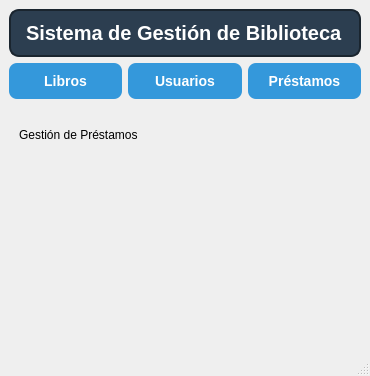
DrosherJC/Proyecto-biblioteca-CRUD, file mainwindow.ui: the form before one commit.
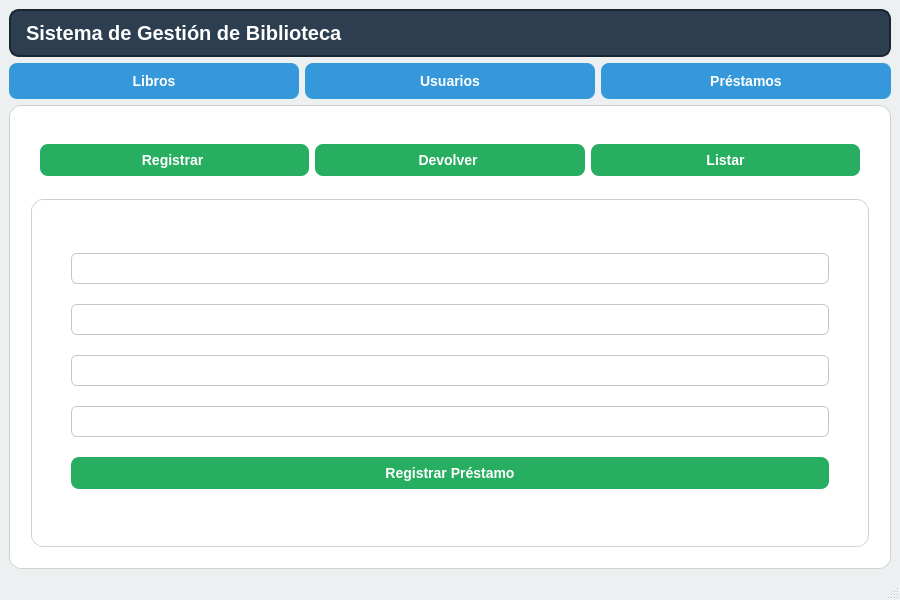
The form after the commit. The open tabs and pages were chosen to show the change.

Commit message: Interfaz prestamos

```diff
--- a/mainwindow.ui
+++ b/mainwindow.ui
@@ -6,8 +6,8 @@
    <rect>
     <x>0</x>
     <y>0</y>
-    <width>359</width>
-    <height>376</height>
+    <width>900</width>
+    <height>600</height>
    </rect>
   </property>
   <property name="windowTitle">
@@ -31,10 +31,15 @@
 QPushButton:pressed {
     background-color: #1f618d;
 }
+QMainWindow {
+    min-width: 900px;
+    min-height: 600px;
+    background-color: #ecf0f1;
+}
 </string>
   </property>
   <widget class="QWidget" name="centralwidget">
-   <layout class="QVBoxLayout" name="verticalLayout_2">
+   <layout class="QVBoxLayout" name="verticalLayout_3">
     <item>
      <layout class="QVBoxLayout" name="verticalLayout">
       <item>
@@ -90,6 +95,39 @@
     </item>
     <item>
      <widget class="QStackedWidget" name="stackedWidget">
+      <property name="styleSheet">
+       <string notr="true">QStackedWidget {
+    background-color: #ffffff;
+    border: 1px solid #d0d0d0;
+    border-radius: 12px;
+    padding: 12px;
+}
+
+QStackedWidget QWidget {
+    background-color: transparent;
+}
+QLineEdit {
+    background-color: #ffffff;
+    color: #2c3e50;
+    border: 1px solid #bfc9ca;
+    border-radius: 6px;
+    padding: 6px;
+    font-size: 13px;
+}
+
+QLineEdit:focus {
+    border: 2px solid #3498db;
+}
+QDateEdit {
+    background-color: #ffffff;
+    color: #2c3e50;
+    border: 1px solid #bfc9ca;
+    border-radius: 6px;
+    padding: 6px;
+}
+
+</string>
+      </property>
       <property name="currentIndex">
        <number>1</number>
       </property>
@@ -108,20 +146,271 @@
         </property>
        </widget>
       </widget>
-      <widget class="QWidget" name="page_3">
-       <widget class="QLabel" name="label_3">
-        <property name="geometry">
-         <rect>
-          <x>10</x>
-          <y>20</y>
-          <width>191</width>
-          <height>20</height>
-         </rect>
-        </property>
-        <property name="text">
-         <string>Gestión de Préstamos</string>
-        </property>
-       </widget>
+      <widget class="QWidget" name="pageDevolverPrestamo_3">
+       <layout class="QHBoxLayout" name="horizontalLayout_3">
+        <item>
+         <layout class="QVBoxLayout" name="verticalLayout_2">
+          <item>
+           <widget class="QWidget" name="prestamosButtonsBar" native="true">
+            <property name="styleSheet">
+             <string notr="true">QWidget#prestamosButtonsBar {
+    min-height: 50px;
+    max-height: 50px;
+    padding: 8px 12px;
+}
+</string>
+            </property>
+            <layout class="QHBoxLayout" name="horizontalLayout_7">
+             <item>
+              <widget class="QPushButton" name="btnRegistrarPrestamo_3">
+               <property name="styleSheet">
+                <string notr="true">QPushButton {
+    background-color: #27ae60;
+    color: white;
+    font-size: 14px;
+    font-weight: bold;
+    border-radius: 8px;
+    padding: 8px 14px;
+}
+
+QPushButton:hover {
+    background-color: #2ecc71;
+}
+</string>
+               </property>
+               <property name="text">
+                <string>Registrar </string>
+               </property>
+              </widget>
+             </item>
+             <item>
+              <widget class="QPushButton" name="btnDevolverPrestamo_3">
+               <property name="styleSheet">
+                <string notr="true">QPushButton {
+    background-color: #27ae60;
+    color: white;
+    font-size: 14px;
+    font-weight: bold;
+    border-radius: 8px;
+    padding: 8px 14px;
+}
+
+QPushButton:hover {
+    background-color: #2ecc71;
+}
+</string>
+               </property>
+               <property name="text">
+                <string>Devolver </string>
+               </property>
+              </widget>
+             </item>
+             <item>
+              <widget class="QPushButton" name="btnListarPrestamos_3">
+               <property name="styleSheet">
+                <string notr="true">QPushButton {
+    background-color: #27ae60;
+    color: white;
+    font-size: 14px;
+    font-weight: bold;
+    border-radius: 8px;
+    padding: 8px 14px;
+}
+
+QPushButton:hover {
+    background-color: #2ecc71;
+}
+</string>
+               </property>
+               <property name="text">
+                <string>Listar</string>
+               </property>
+              </widget>
+             </item>
+            </layout>
+           </widget>
+          </item>
+          <item>
+           <widget class="QStackedWidget" name="stackedPrestamos">
+            <property name="styleSheet">
+             <string notr="true">QPushButton {
+    background-color: #27ae60;
+    color: white;
+    font-size: 14px;
+    font-weight: bold;
+    border-radius: 8px;
+    padding: 8px 14px;
+}
+
+QPushButton:hover {
+    background-color: #2ecc71;
+}
+
+</string>
+            </property>
+            <property name="currentIndex">
+             <number>1</number>
+            </property>
+            <widget class="QWidget" name="page_6">
+             <layout class="QHBoxLayout" name="horizontalLayout_8">
+              <item>
+               <widget class="QWidget" name="widget" native="true">
+                <layout class="QVBoxLayout" name="verticalLayout_6">
+                 <item>
+                  <widget class="QWidget" name="pageDevolverPrestamo" native="true">
+                   <layout class="QVBoxLayout" name="verticalLayout_4">
+                    <item>
+                     <widget class="QLineEdit" name="txtIdPrestamo">
+                      <property name="text">
+                       <string/>
+                      </property>
+                     </widget>
+                    </item>
+                    <item>
+                     <widget class="QLineEdit" name="txtIdLibro">
+                      <property name="text">
+                       <string/>
+                      </property>
+                     </widget>
+                    </item>
+                    <item>
+                     <widget class="QLineEdit" name="txtIdUsuario">
+                      <property name="text">
+                       <string/>
+                      </property>
+                     </widget>
+                    </item>
+                    <item>
+                     <widget class="QLineEdit" name="txtFechaPrestamo">
+                      <property name="text">
+                       <string/>
+                      </property>
+                     </widget>
+                    </item>
+                    <item>
+                     <widget class="QPushButton" name="pushButton">
+                      <property name="styleSheet">
+                       <string notr="true">QPushButton {
+    background-color: #27ae60;
+    color: white;
+    font-size: 14px;
+    font-weight: bold;
+    border-radius: 8px;
+    padding: 8px 14px;
+}
+
+QPushButton:hover {
+    background-color: #2ecc71;
+}
+</string>
+                      </property>
+                      <property name="text">
+                       <string>Registrar Préstamo</string>
+                      </property>
+                     </widget>
+                    </item>
+                   </layout>
+                  </widget>
+                 </item>
+                </layout>
+               </widget>
+              </item>
+             </layout>
+            </widget>
+            <widget class="QWidget" name="page_7">
+             <layout class="QVBoxLayout" name="verticalLayout_5">
+              <item>
+               <widget class="QWidget" name="pageDevolverPrestamo_2" native="true">
+                <layout class="QVBoxLayout" name="verticalLayout_11">
+                 <item>
+                  <widget class="QLineEdit" name="txtIdPrestamoDevolver"/>
+                 </item>
+                 <item>
+                  <widget class="QLineEdit" name="txtFechaDevolucion"/>
+                 </item>
+                 <item>
+                  <widget class="QPushButton" name="pushButton_2">
+                   <property name="text">
+                    <string>Confirmar devolución</string>
+                   </property>
+                  </widget>
+                 </item>
+                </layout>
+               </widget>
+              </item>
+             </layout>
+            </widget>
+            <widget class="QWidget" name="page_8">
+             <layout class="QVBoxLayout" name="verticalLayout_8">
+              <item>
+               <widget class="QWidget" name="pageListarPrestamos" native="true">
+                <layout class="QVBoxLayout" name="verticalLayout_10">
+                 <item>
+                  <widget class="QWidget" name="pageListarPrestamos_3" native="true">
+                   <layout class="QVBoxLayout" name="verticalLayout_9">
+                    <item>
+                     <widget class="QLineEdit" name="txtIdPrestamo_3">
+                      <property name="text">
+                       <string/>
+                      </property>
+                     </widget>
+                    </item>
+                    <item>
+                     <widget class="QLineEdit" name="txtIdLibro_3">
+                      <property name="text">
+                       <string/>
+                      </property>
+                     </widget>
+                    </item>
+                    <item>
+                     <widget class="QLineEdit" name="txtIdUsuario_3">
+                      <property name="text">
+                       <string/>
+                      </property>
+                     </widget>
+                    </item>
+                    <item>
+                     <widget class="QLineEdit" name="txtFechaPrestamo_3">
+                      <property name="text">
+                       <string/>
+                      </property>
+                     </widget>
+                    </item>
+                    <item>
+                     <widget class="QPushButton" name="pushButton_4">
+                      <property name="styleSheet">
+                       <string notr="true">QPushButton {
+    background-color: #27ae60;
+    color: white;
+    font-size: 14px;
+    font-weight: bold;
+    border-radius: 8px;
+    padding: 8px 14px;
+}
+
+QPushButton:hover {
+    background-color: #2ecc71;
+}
+</string>
+                      </property>
+                      <property name="text">
+                       <string>Registrar Préstamo</string>
+                      </property>
+                     </widget>
+                    </item>
+                   </layout>
+                  </widget>
+                 </item>
+                </layout>
+               </widget>
+              </item>
+             </layout>
+            </widget>
+           </widget>
+          </item>
+         </layout>
+        </item>
+       </layout>
       </widget>
       <widget class="QWidget" name="page_2">
        <widget class="QLabel" name="label">
```
Left out of the diff: 5 changed lines with no effect on the pictures.
